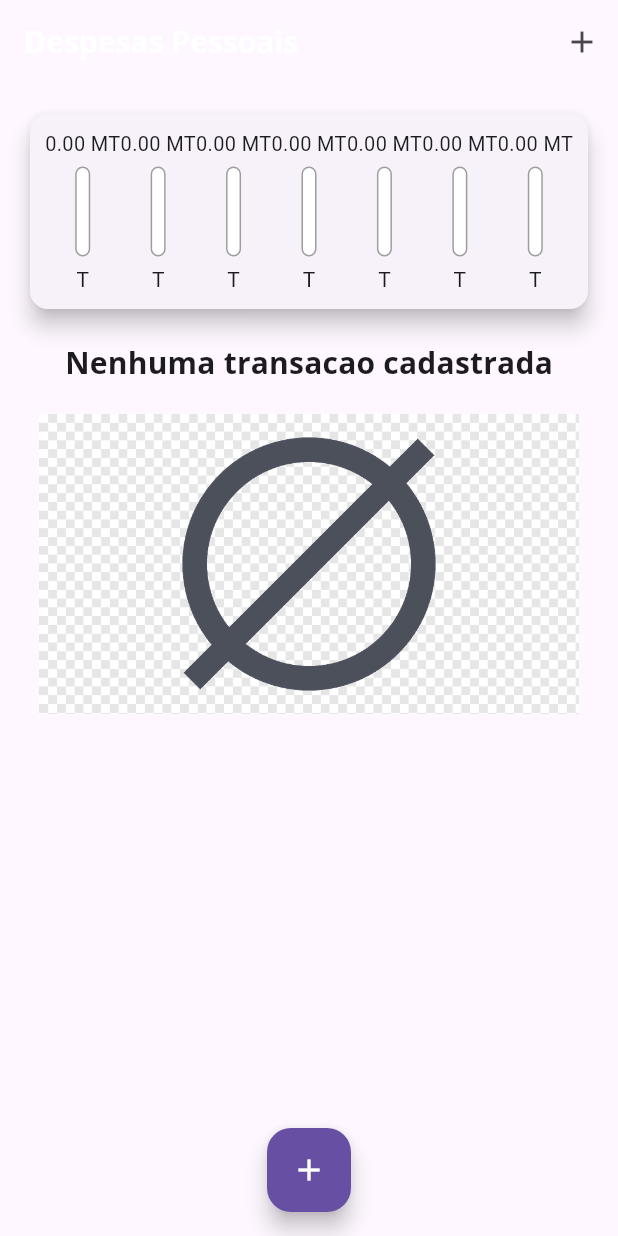
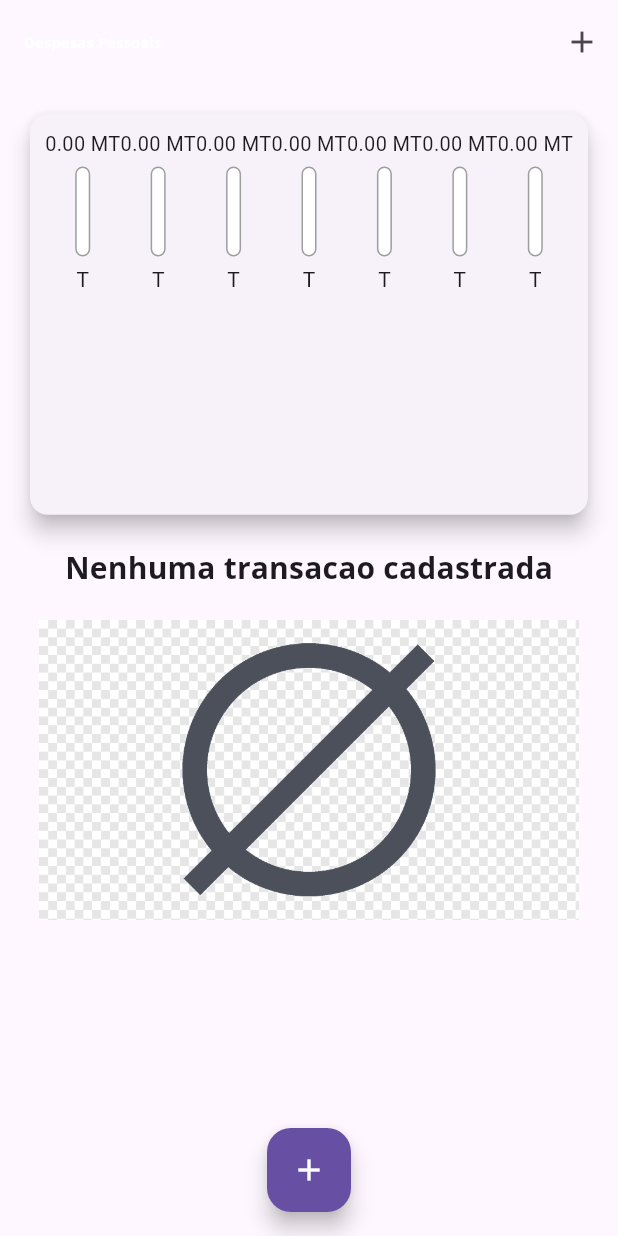
Before and after one commit to Antonio-Sitoe/expenses, a Flutter app: the screen it shows after launch, on a phone screen of 412 x 824 dp. Run offline on Flutter 3.47's test engine with Material 3 defaults, Android fonts, the phone set to English and light mode, and no system bars.

Commit message:
expensis app

```diff
--- a/lib/components/chart.dart
+++ b/lib/components/chart.dart
@@ -34,7 +34,9 @@ class Chart extends StatelessWidget {
   @override
   Widget build(BuildContext context) {
     final weekTotalValue = _weekTotalValue;
-    return Card(
+    return Container(
+      height: MediaQuery.of(context).size.height * 0.3,
+      child: Card(
         elevation: 6,
         margin: EdgeInsets.all(20),
         child: Padding(
@@ -57,6 +59,7 @@ class Chart extends StatelessWidget {
                 }).toList(),
           ),
         ),
+      ),
     );
   }
 }
--- a/lib/components/transations_list.dart
+++ b/lib/components/transations_list.dart
@@ -12,7 +12,7 @@ class TransitionsList extends StatelessWidget {
   @override
   Widget build(BuildContext context) {
     return Container(
-      height: 400,
+      height: MediaQuery.of(context).size.height * 0.6,
       child:
           transations.isEmpty
               ? Column(
--- a/lib/main.dart
+++ b/lib/main.dart
@@ -1,3 +1,5 @@
+// ignore_for_file: deprecated_member_use
+
 import 'dart:math';
 import 'package:expenses/components/chart.dart';
 import 'package:expenses/components/transations_list.dart';
@@ -91,21 +93,31 @@ class _MyHomePageState extends State<MyHomePage> {
 
   @override
   Widget build(BuildContext context) {
+    final appBar = AppBar(
+      title: Text(
+        "Despesas Pessoais",
+        style: TextStyle(fontSize: 10 * MediaQuery.of(context).textScaleFactor),
+      ),
+      actions: [
+        IconButton(
+          onPressed: () => _openTransactionFormModal(context),
+          icon: Icon(Icons.add),
+        ),
+      ],
+    );
+    final availableHeight =
+        MediaQuery.of(context).size.height - appBar.preferredSize.height;
+
     return Scaffold(
-      appBar: AppBar(
-        title: Text("Despesas Pessoais", style: TextStyle()),
-        actions: [
-          IconButton(
-            onPressed: () => _openTransactionFormModal(context),
-            icon: Icon(Icons.add),
-          ),
-        ],
-      ),
+      appBar: appBar,
       body: SingleChildScrollView(
         child: Column(
           crossAxisAlignment: CrossAxisAlignment.stretch,
           children: [
-            Chart(_recentTransactions),
+            Container(
+              height: availableHeight * 0.4,
+              child: Chart(_recentTransactions),
+            ),
             TransitionsList(_transations, _deleteTransations),
           ],
         ),
```
Lines whose indentation alone changed are shown as unchanged.
